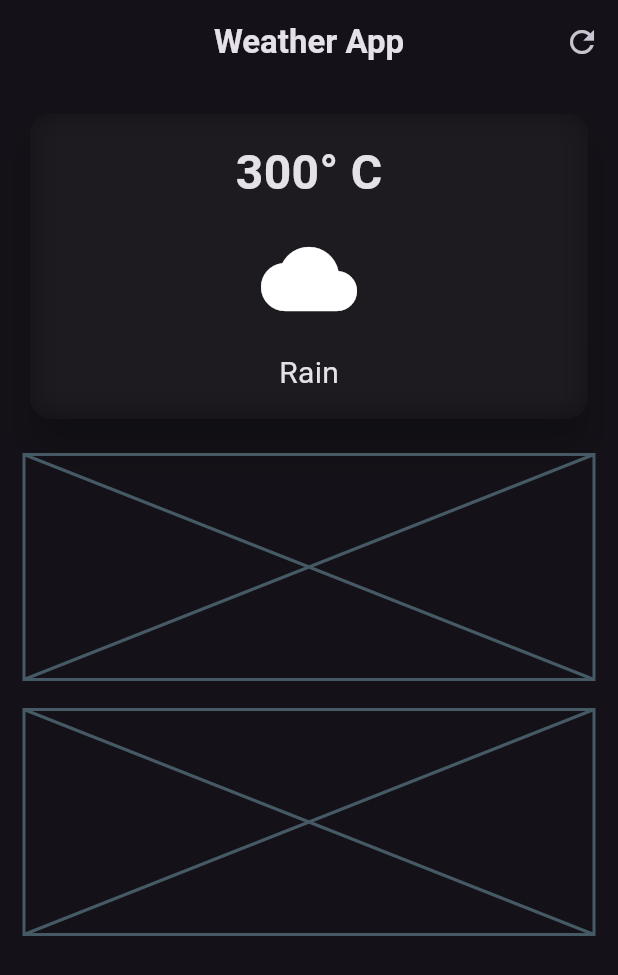
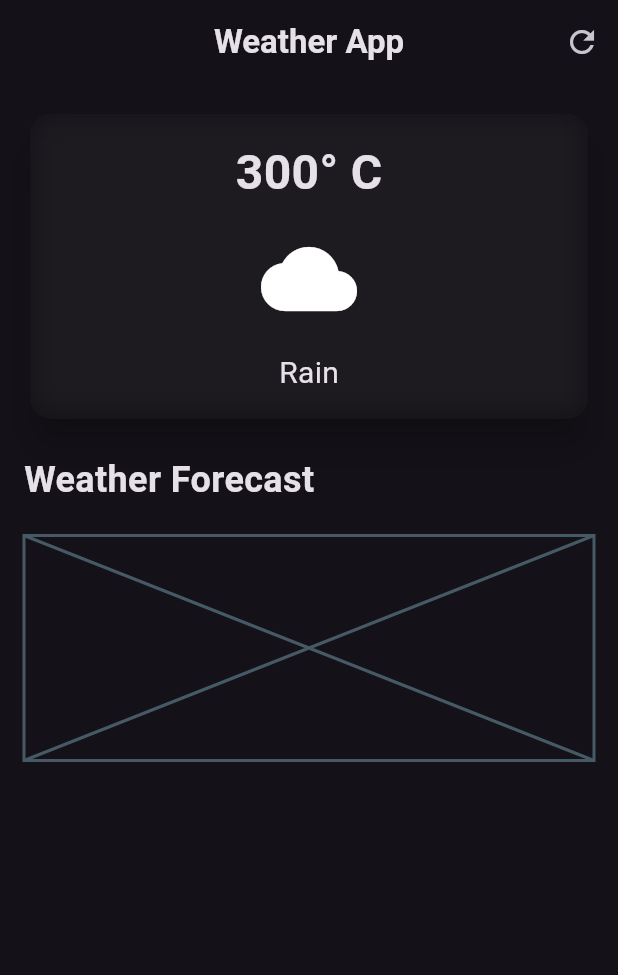
Before and after one commit to Sharath44665/flutter_ws, a Flutter app: the screen it shows after launch, on a phone screen of 412 x 824 dp. Shown: the top 975 px of the screen. Run offline on Flutter 3.47's test engine with Material 3 defaults, Android fonts, the phone set to English and light mode, and no system bars; our stand-ins replace firebase_auth, firebase_core; accounts and stored records are empty; generated files the repository leaves out were written again.

Commit message:
using align widget

```diff
--- a/n05_weather_app/lib/weather_screen.dart
+++ b/n05_weather_app/lib/weather_screen.dart
@@ -63,7 +63,13 @@ class WeatherScreen extends StatelessWidget {
             ),
             // weather card
             const SizedBox(height: 20),
-            const Placeholder(fallbackHeight: 150),
+            Align(
+              alignment: Alignment.centerLeft,
+              child: const Text(
+                "Weather Forecast",
+                style: TextStyle(fontSize: 24, fontWeight: FontWeight.bold),
+              ),
+            ),
             // additional info
             const SizedBox(height: 20),
             const Placeholder(fallbackHeight: 150),
```
